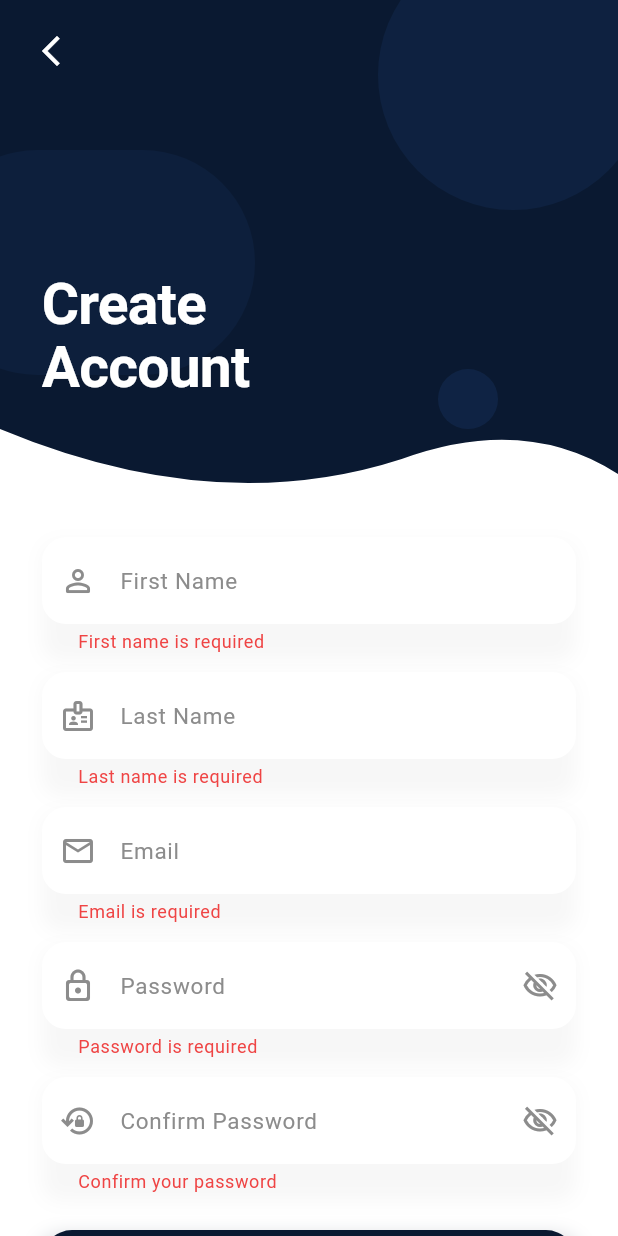
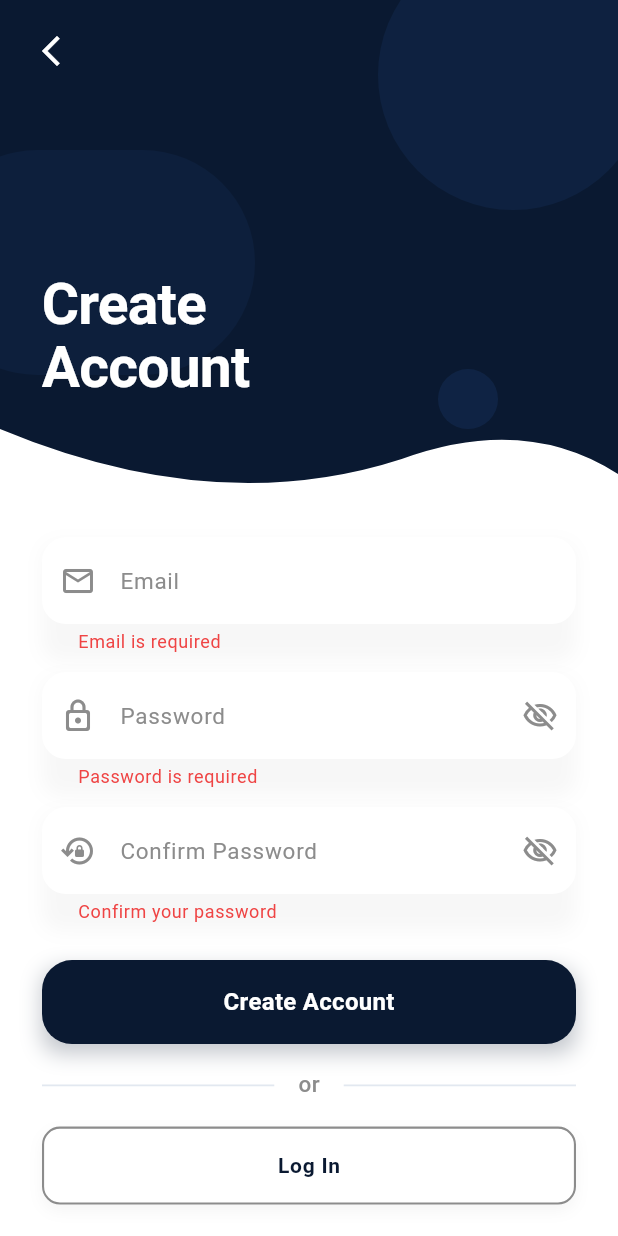
Before and after one commit to Alper-Bilgin/VBT-AuthenticationSystemProject, a Flutter app: the RegisterScreen screen opened by its route, after a tap on "Create Account", on a phone screen of 412 x 824 dp. Run offline on Flutter 3.47's test engine with Material 3 defaults, Android fonts, the phone set to English and light mode, and no system bars; our stand-ins replace dio, flutter_riverpod, flutter_secure_storage, go_router; accounts and stored records are empty.

Commit message:
Integrate register API
- Connect register screen with backend API
- Replace mock register flow with Dio request
- Adjust register request payload according to backend DTO structure
- Remove unused first name and last name fields from API request
- Handle registration errors from backend
- Add loading and error state management

```diff
--- a/mobile/lib/features/authentication/presentation/controllers/register_controller.dart
+++ b/mobile/lib/features/authentication/presentation/controllers/register_controller.dart
@@ -1,20 +1,24 @@
+import 'package:dio/dio.dart';
 import 'package:flutter/material.dart';
+
+import '../../../../core/network/auth_api_service.dart';
 
 /// ===========================================================
 /// Register Controller
 /// -----------------------------------------------------------
-/// Register ekranının form yönetimini sağlar.
-/// Şimdilik backend bağlantısı içermez.
-/// Daha sonra Dio + Repository ile entegre edilecektir.
+/// Register ekranının iş mantığını yönetir.
+///
+/// Sorumlulukları:
+/// • Register işlemini başlatmak
+/// • Loading durumunu yönetmek
+/// • Backend hata mesajlarını göstermek
+///
+/// Form doğrulamaları bu controller içerisinde yapılmaktadır.
 /// ===========================================================
-class RegisterController {
+class RegisterController extends ChangeNotifier {
   // ===========================================================
   // Controllers
   // ===========================================================
-
-  final firstNameController = TextEditingController();
-
-  final lastNameController = TextEditingController();
 
   final emailController = TextEditingController();
 
@@ -26,52 +30,60 @@ class RegisterController {
   // States
   // ===========================================================
 
-  bool isLoading = false;
+  bool _isLoading = false;
 
-  String? errorMessage;
+  bool get isLoading => _isLoading;
+
+  String? _errorMessage;
+
+  String? get errorMessage => _errorMessage;
 
   // ===========================================================
   // Register
   // ===========================================================
 
   Future<bool> register() async {
-    isLoading = true;
-    errorMessage = null;
+    _clearError();
 
-    await Future.delayed(const Duration(seconds: 2));
+    try {
+      _setLoading(true);
 
-    isLoading = false;
+      await AuthApiService.register(
+        email: emailController.text.trim(),
+        password: passwordController.text,
+      );
 
       return true;
+    } on DioException catch (e) {
+      String message = "An unexpected error occurred.";
+
+      if (e.response?.data is Map<String, dynamic>) {
+        final data = e.response!.data as Map<String, dynamic>;
+
+        if (data["detail"] != null) {
+          message = data["detail"];
+        } else if (data["message"] != null) {
+          message = data["message"];
+        }
+      }
+
+      _setError(message);
+
+      return false;
+    } catch (_) {
+      _setError(
+        "An unexpected error occurred. Please try again.",
+      );
+
+      return false;
+    } finally {
+      _setLoading(false);
+    }
   }
 
   // ===========================================================
   // Validators
   // ===========================================================
-
-  String? validateFirstName(String? value) {
-    if (value == null || value.trim().isEmpty) {
-      return "First name is required";
-    }
-
-    if (value.trim().length < 2) {
-      return "Minimum 2 characters";
-    }
-
-    return null;
-  }
-
-  String? validateLastName(String? value) {
-    if (value == null || value.trim().isEmpty) {
-      return "Last name is required";
-    }
-
-    if (value.trim().length < 2) {
-      return "Minimum 2 characters";
-    }
-
-    return null;
-  }
 
   String? validateEmail(String? value) {
     if (value == null || value.trim().isEmpty) {
@@ -107,7 +119,7 @@ class RegisterController {
     );
 
     if (!passwordRegex.hasMatch(value)) {
-    return "Must contain 1 uppercase letter and 1 number";
+      return "Must contain at least one uppercase letter and one number";
     }
 
     return null;
@@ -126,14 +138,34 @@ class RegisterController {
   }
 
   // ===========================================================
+  // Helpers
+  // ===========================================================
+
+  void _setLoading(bool value) {
+    _isLoading = value;
+    notifyListeners();
+  }
+
+  void _setError(String message) {
+    _errorMessage = message;
+    notifyListeners();
+  }
+
+  void _clearError() {
+    _errorMessage = null;
+    notifyListeners();
+  }
+
+  // ===========================================================
   // Dispose
   // ===========================================================
 
+  @override
   void dispose() {
-    firstNameController.dispose();
-    lastNameController.dispose();
     emailController.dispose();
     passwordController.dispose();
     confirmPasswordController.dispose();
+
+    super.dispose();
   }
 }
--- a/mobile/lib/features/authentication/presentation/screens/register_screen.dart
+++ b/mobile/lib/features/authentication/presentation/screens/register_screen.dart
@@ -197,58 +197,6 @@ class _RegisterScreenState extends State<RegisterScreen> {
                 key: _formKey,
                 child: Column(
                   children: [
-                                        // =====================================================
-                    // FIRST NAME
-                    // =====================================================
-                    Container(
-                      decoration: BoxDecoration(
-                        borderRadius: BorderRadius.circular(12),
-                        boxShadow: [
-                          BoxShadow(
-                            color: Colors.black.withOpacity(.03),
-                            blurRadius: 10,
-                            offset: const Offset(0, 4),
-                          ),
-                        ],
-                      ),
-                      child: CustomTextField(
-                        controller: _controller.firstNameController,
-                        label: "First Name",
-                        hint: "John",
-                        prefixIcon: Icons.person_outline_rounded,
-                        textInputAction: TextInputAction.next,
-                        validator: _controller.validateFirstName,
-                      ),
-                    ),
-
-                    const SizedBox(height: AppSpacing.md),
-
-                    // =====================================================
-                    // LAST NAME
-                    // =====================================================
-                    Container(
-                      decoration: BoxDecoration(
-                        borderRadius: BorderRadius.circular(12),
-                        boxShadow: [
-                          BoxShadow(
-                            color: Colors.black.withOpacity(.03),
-                            blurRadius: 10,
-                            offset: const Offset(0, 4),
-                          ),
-                        ],
-                      ),
-                      child: CustomTextField(
-                        controller: _controller.lastNameController,
-                        label: "Last Name",
-                        hint: "Doe",
-                        prefixIcon: Icons.badge_outlined,
-                        textInputAction: TextInputAction.next,
-                        validator: _controller.validateLastName,
-                      ),
-                    ),
-
-                    const SizedBox(height: AppSpacing.md),
-
                     // =====================================================
                     // EMAIL
                     // =====================================================
```
Lines whose indentation alone changed are shown as unchanged.
